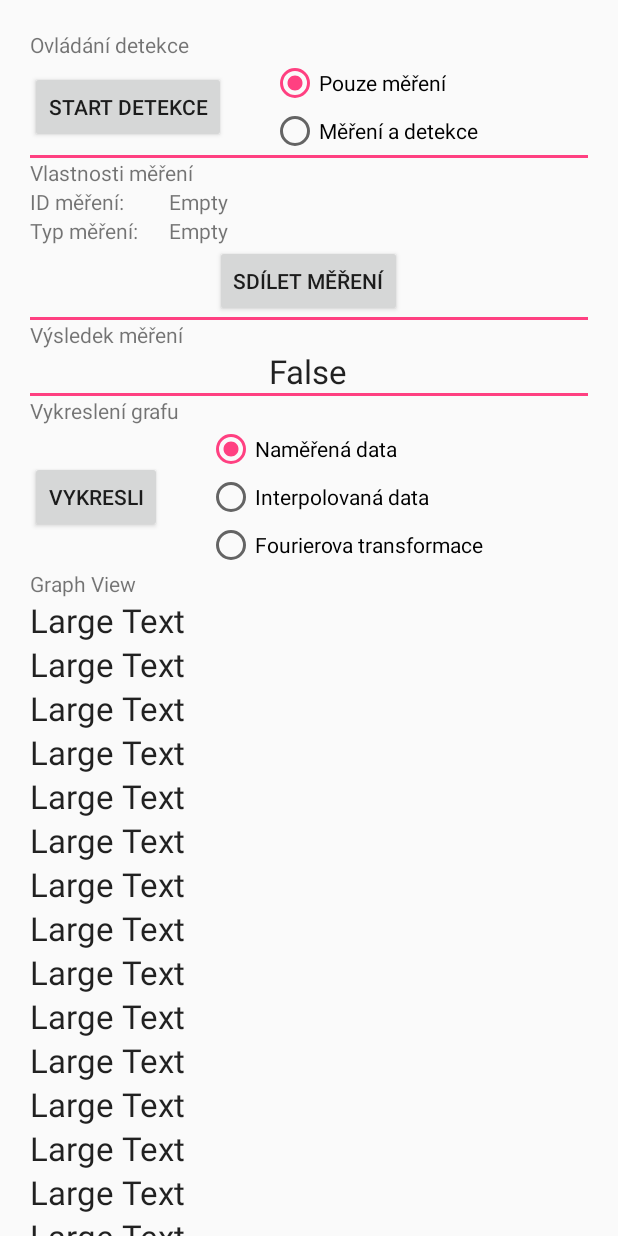
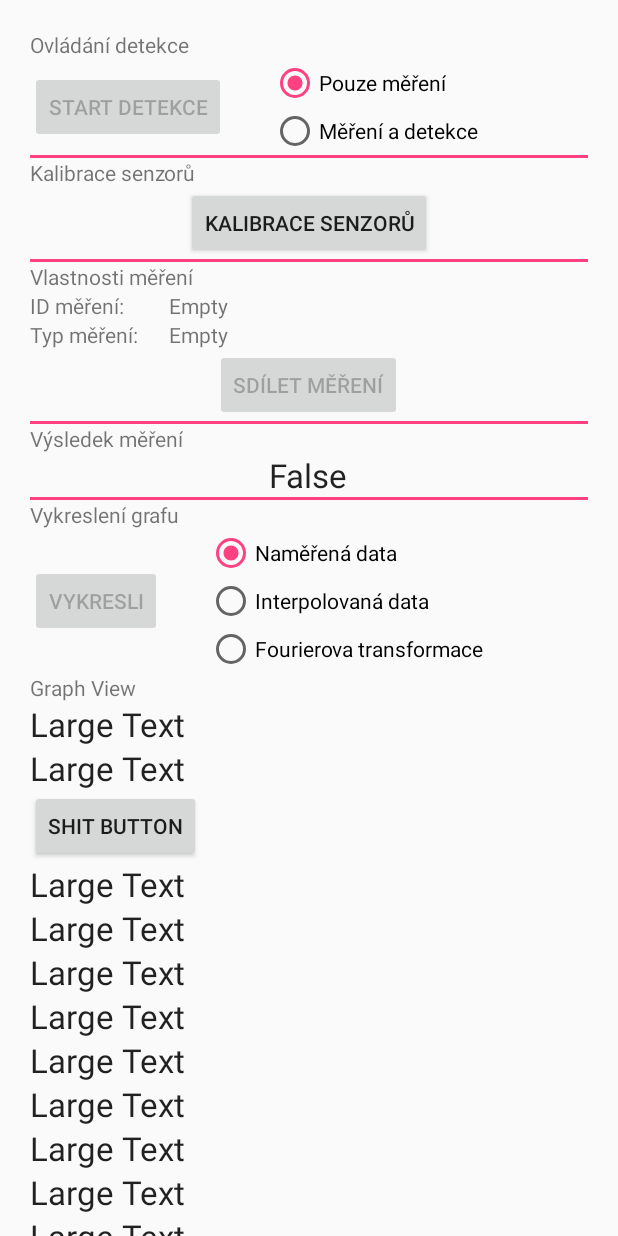
Before and after one commit to Kendysss6/ScrollingDetekceEpi, an Android app: the screen it shows after launch (MainActivity), on a phone screen of 412 x 824 dp. Run offline under Robolectric (Android 15) with nearby library versions, the phone set to English and light mode, and no system bars.

```diff
--- /dev/null
+++ b/app/src/main/java/com/example/havlicek/scrollingdetekceepi/uithread/MainActivity.java
@@ -0,0 +1,137 @@
+package com.example.havlicek.scrollingdetekceepi.uithread;
+
+import android.app.Activity;
+import android.content.ComponentName;
+import android.content.Context;
+import android.content.Intent;
+import android.content.ServiceConnection;
+import android.content.SharedPreferences;
+import android.os.Bundle;
+import android.os.IBinder;
+import android.os.Messenger;
+import android.preference.PreferenceManager;
+import android.util.Log;
+import android.view.View;
+import android.widget.Button;
+
+import com.example.havlicek.scrollingdetekceepi.R;
+
+import java.text.ParseException;
+import java.text.SimpleDateFormat;
+import java.util.Date;
+
+public class MainActivity extends Activity {
+    /** Messenger for communicating with the service. */
+    Messenger mService = null;
+
+    /** Flag indicating whether we have called bind on the service. */
+    boolean mBound = false;
+
+    private long days = 0;
+    private boolean detectionOff = true;
+
+    @Override
+    protected void onCreate(Bundle savedInstanceState) {
+        super.onCreate(savedInstanceState);
+        setContentView(R.layout.scroll_activity);
+    }
+
+    @Override
+    protected void onDestroy() {
+        super.onDestroy();
+        if (mBound){
+            unbindService(mConnection);
+            stopService(new Intent(this, ServiceDetekce.class));
+        }
+    }
+
+    @Override
+    protected  void onStart(){
+        super.onStart();
+        SharedPreferences p = PreferenceManager.getDefaultSharedPreferences(this); // (context == aktivita)
+        boolean kalibrovano = p.getBoolean("kalibrovano", false);
+        String strDate = p.getString("datum_kalibrace", "1970-01-01");
+        try {
+            Date datumKalibrace = new SimpleDateFormat("yyyy-MM-dd").parse(strDate);
+            days = (new Date().getTime() - datumKalibrace.getTime()) / (24 * 60 * 60 * 1000);
+            if (days > 10){
+                kalibrovano = false;
+            }
+        } catch (ParseException e) {
+            e.printStackTrace();
+        }
+        setGUIKalibrovano(kalibrovano);
+    }
+
+    private void setGUIKalibrovano(boolean kalibrovano){
+        findViewById(R.id.but_detekce).setEnabled(kalibrovano);
+        findViewById(R.id.sdilet_but).setEnabled(kalibrovano);
+        findViewById(R.id.vykresli_but).setEnabled(kalibrovano);
+    }
+
+    public void onButStartDetekce(View v){
+        Button b = (Button) findViewById(R.id.but_detekce);
+        if (detectionOff) {
+            detectionOff = false;
+            b.setText(R.string.stop);
+            // Bind to the service
+            bindService(new Intent(this, ServiceDetekce.class), mConnection, Context.BIND_AUTO_CREATE);
+        } else {
+            detectionOff = true;
+            b.setText(R.string.start);
+            // Unbind and stop service, must explicitly stop because http://developer.android.com/guide/components/bound-services.html#Lifecycle
+            unbindService(mConnection);
+            stopService(new Intent(this, ServiceDetekce.class));
+        }
+    }
+
+    public void kalibraceSenzotu(View v){
+        Intent i = new Intent(this,KalibraceActivity.class);
+        startActivity(i);
+    }
+
+    public void shit(View v){
+        SharedPreferences.Editor editor = PreferenceManager.getDefaultSharedPreferences(this).edit();
+        editor.putBoolean("kalibrovano", false);
+        SimpleDateFormat sdf = new SimpleDateFormat("yyyy-MM-dd");
+        //String datum = sdf.format(new Date());
+        editor.putString("datum_kalibrace","1970-01-01");
+        editor.apply();
+    }
+
+
+
+
+
+    /**
+     * Class for interacting with the main interface of the service.
+     */
+    private ServiceConnection mConnection = new ServiceConnection() {
+        public void onServiceConnected(ComponentName className, IBinder service) {
+            // This is called when the connection with the service has been
+            // established, giving us the object we can use to
+            // interact with the service.  We are communicating with the
+            // service using a Messenger, so here we get a client-side
+            // representation of that from the raw IBinder object.
+            mService = new Messenger(service);
+            mBound = true;
+            Log.d("Boud","Bouded");
+
+            /**
+             * Notice that this example does not show how the service can respond to the client.
+             * If you want the service to respond, then you need to also create a Messenger in the client.
+             * Then when the client receives the onServiceConnected() callback,
+             * it sends a Message to the service that includes the client's Messenger in the replyTo parameter of the send() method.
+             * http://developer.android.com/guide/components/bound-services.html#Binding
+             * http://developer.android.com/reference/android/os/Message.html#replyTo
+             */
+        }
+
+        public void onServiceDisconnected(ComponentName className) {
+            // This is called when the connection with the service has been
+            // unexpectedly disconnected -- that is, its process crashed.
+            mService = null;
+            mBound = false;
+        }
+    };
+}
--- a/app/src/main/res/layout/activity_main.xml
+++ b/app/src/main/res/layout/activity_main.xml
@@ -7,6 +7,6 @@
     android:paddingLeft="@dimen/activity_horizontal_margin"
     android:paddingRight="@dimen/activity_horizontal_margin"
     android:paddingTop="@dimen/activity_vertical_margin"
-    tools:context="com.example.havlicek.scrollingdetekceepi.MainActivity">
+    tools:context=".uithread.MainActivity">
 
 </RelativeLayout>
--- a/app/src/main/res/layout/scroll_activity.xml
+++ b/app/src/main/res/layout/scroll_activity.xml
@@ -32,7 +32,8 @@
                     android:id="@+id/but_detekce"
                     android:layout_marginRight="@dimen/margin_right_button"
                     android:layout_marginEnd="@dimen/margin_right_button"
-                    android:layout_gravity="center_vertical"/>
+                    android:layout_gravity="center_vertical"
+                    android:onClick="onButStartDetekce"/>
 
 
                 <RadioGroup
@@ -54,6 +55,30 @@
                 </RadioGroup>
 
             </LinearLayout>
+
+        </LinearLayout>
+
+        <View
+            android:layout_width="match_parent"
+            android:layout_height="@dimen/separator"
+            android:background="@color/separator"/>
+
+        <LinearLayout
+            android:orientation="vertical"
+            android:layout_width="match_parent"
+            android:layout_height="match_parent">
+
+            <TextView
+                android:layout_width="wrap_content"
+                android:layout_height="wrap_content"
+                android:text="Kalibrace senzorů" />
+
+            <Button
+                android:layout_width="wrap_content"
+                android:layout_height="wrap_content"
+                android:text="Kalibrace senzorů"
+                android:layout_gravity="center_horizontal"
+                android:onClick="kalibraceSenzotu"/>
 
         </LinearLayout>
 
@@ -216,6 +241,7 @@
         </LinearLayout>
 
         <TextView
+            android:id="@+id/pomText"
             android:layout_width="wrap_content"
             android:layout_height="wrap_content"
             android:textAppearance="?android:attr/textAppearanceLarge"
@@ -227,11 +253,11 @@
             android:textAppearance="?android:attr/textAppearanceLarge"
             android:text="Large Text"/>
 
-        <TextView
+        <Button
             android:layout_width="wrap_content"
             android:layout_height="wrap_content"
-            android:textAppearance="?android:attr/textAppearanceLarge"
-            android:text="Large Text"/>
+            android:text="Shit button"
+            android:onClick="shit"/>
 
         <TextView
             android:layout_width="wrap_content"
--- a/app/src/main/res/values/strings.xml
+++ b/app/src/main/res/values/strings.xml
@@ -18,4 +18,7 @@
     <string name="empty">Empty</string>
     <string name="typ_mereni">Typ měření:</string>
     <string name="sdilet_mereni">Sdílet měření</string>
+    <string name="kalibrovat">Kalibrovat</string>
+    <string name="kalibrace_zarizeni">Kalibrace zařízení</string>
+    <string name="napoveda_kalibrace">Položte telefon obrazovkou vzhuru jako by jste ho položili na postel. Potom stihkněte kalibrovat a nehýbejte s telefonem dokud se kalibrace nedokončí.</string>
 </resources>
```
Also changed, not shown: app/src/main/AndroidManifest.xml (+12 -3 lines), app/src/main/java/com/example/havlicek/scrollingdetekceepi/MainActivity.java (deleted, +0 -13 lines), app/src/main/java/com/example/havlicek/scrollingdetekceepi/SensorValue.java (added, +61 -0 lines), app/src/main/java/com/example/havlicek/scrollingdetekceepi/asynchmereni/ThreadAsynchMereni.java (added, +78 -0 lines), app/src/main/java/com/example/havlicek/scrollingdetekceepi/asynchtasks/ZapisDoSouboru.java (added, +7 -0 lines), app/src/main/java/com/example/havlicek/scrollingdetekceepi/uithread/HandlerUI.java (added, +20 -0 lines), app/src/main/java/com/example/havlicek/scrollingdetekceepi/uithread/KalibraceActivity.java (added, +31 -0 lines), app/src/main/java/com/example/havlicek/scrollingdetekceepi/uithread/ServiceDetekce.java (added, +112 -0 lines), app/src/main/res/layout/kalibrace_layout.xml (added, +28 -0 lines), app/src/main/res/xml/preferences.xml (added, +24 -0 lines).
